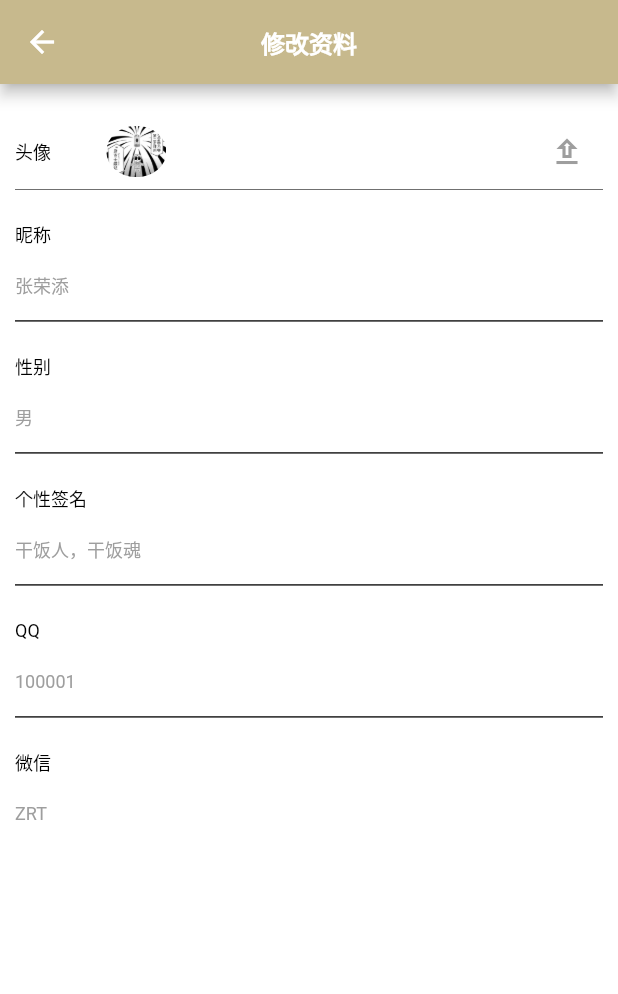
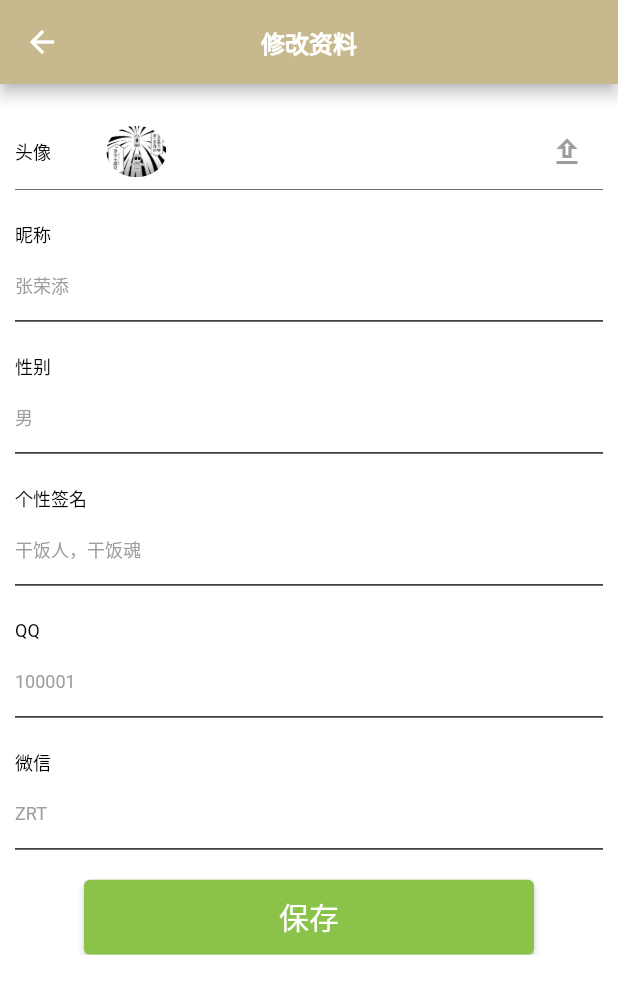
Before and after one commit to EmmaHZY/any_door, a Flutter app: the PersonalDataPage screen opened directly, after a tap on the "edit" icon, on a phone screen of 412 x 824 dp. Shown: the top 994 px of the screen. Run offline on Flutter 3.47's test engine with Material 2 defaults, Android fonts, the light colour scheme and no system bars; missing offline and left inert: im_flutter_sdk.

Commit message:
我的
我的

```diff
--- a/lib/Pages/Mine/Modify.dart
+++ b/lib/Pages/Mine/Modify.dart
@@ -24,6 +24,7 @@ class _ModifyPageState extends State<ModifyPage> {
   @override
   Widget build(BuildContext context) {
     return Scaffold(
+        resizeToAvoidBottomInset: false,//防止键盘溢出
         appBar: AppBar(
           //automaticallyImplyLeading: false,//去掉leading位置的返回箭头
           centerTitle: true,
@@ -53,7 +54,7 @@ class _ModifyPageState extends State<ModifyPage> {
   Widget DataEdit(){
     return Container(
         color: Colors.white,
-        height: 500,
+        height: 650,
         child: SingleChildScrollView(//实现页面上下滑动
           child: Column(
             children: <Widget>[
@@ -71,8 +72,9 @@ class _ModifyPageState extends State<ModifyPage> {
               itemCell("微信", widget.wechat),
               blank(),
               SaveButton(),
-              blank(),
-              blank(),
+              blank(),blank(),
+              blank(),blank(),blank(),
+              blank(),blank(),blank(),
             ],
           ),
         )
--- a/lib/Pages/Mine/PersonalData.dart
+++ b/lib/Pages/Mine/PersonalData.dart
@@ -87,7 +87,7 @@ class _PersonalDataPageState extends State<PersonalDataPage> {
   Widget DataType() {
     return Container(
       color: Colors.white,
-      height: 500,
+      height: 650,
       child: SingleChildScrollView(//实现页面上下滑动
         child: Column(
           //mainAxisAlignment: MainAxisAlignment.spaceAround,
```
